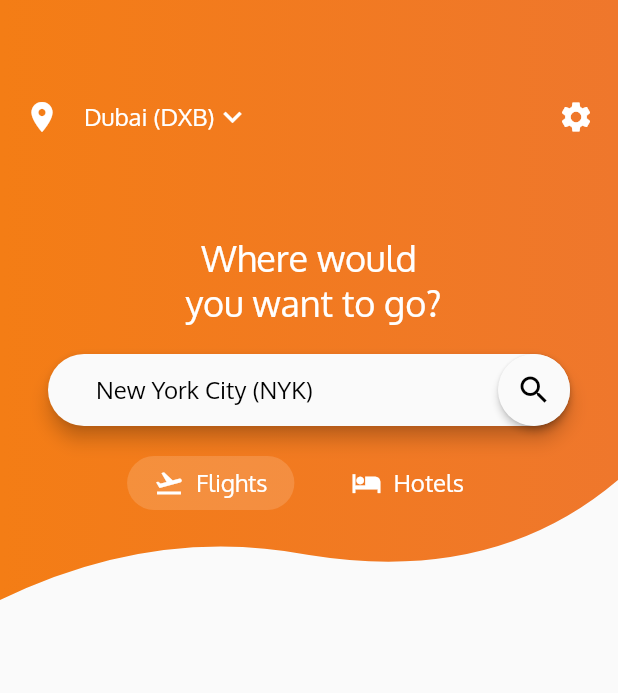
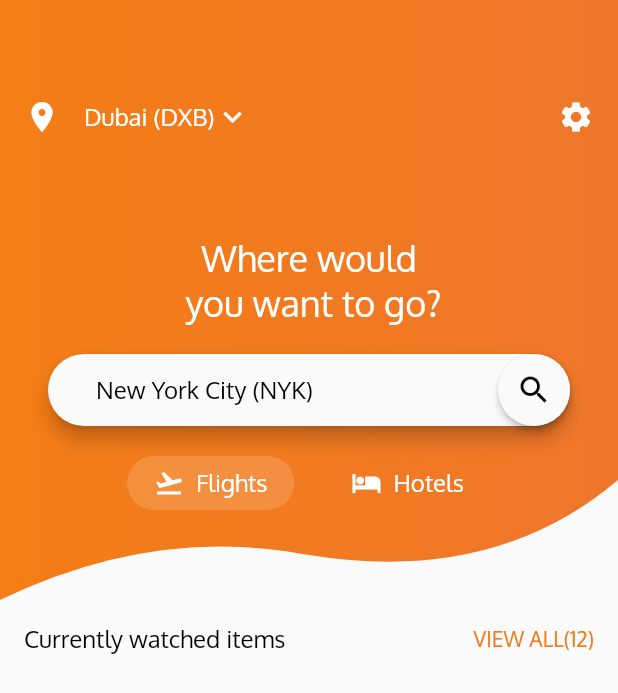
Before and after one commit to abyabrkal/flutter-flights, a Flutter app: the screen it shows after launch, on a phone screen of 412 x 824 dp. Shown: the top 693 px of the screen. Run offline on Flutter 3.47's test engine with Material 2 defaults, Android fonts, the phone set to English and light mode, and no system bars.

Commit message:
Part2 Begins for Header Bottom Part. Heading column completed.

```diff
--- a/lib/main.dart
+++ b/lib/main.dart
@@ -27,12 +27,22 @@ class HomeScreen extends StatelessWidget {
     return Scaffold(
       body: Column(
         children: <Widget>[
-          HomeScreenTopPart()
+          HomeScreenTopPart(),
+          homeScreenBottomPart,
         ],
       ),
     );
   }
 }
+
+
+/* ***************************************************************************
+ *
+ * HEADER TOP PART
+ * We use stateful widgets/classes here since we have states to manage in top part
+ *
+ * ***************************************************************************/
+
 
 class HomeScreenTopPart extends StatefulWidget {
   @override
@@ -180,4 +190,29 @@ class _ChoiceChipState extends State<ChoiceChip> {
       ),
     );
   }
-}
+} // END OF TOP PART
+
+
+/* ***************************************************************************
+ *
+ * HEADER BOTTOM PART BEGINS
+ * We wont use state/class widgets here as there are no state or data updation here.
+ *
+ * ***************************************************************************/
+var viewAllStyle = TextStyle(color: appTheme.primaryColor, fontSize: 14);
+
+var homeScreenBottomPart = Column(
+  children: <Widget>[
+    Padding(
+      padding: const EdgeInsets.all(16.0),
+      child: Row(
+        mainAxisSize: MainAxisSize.max,
+        mainAxisAlignment: MainAxisAlignment.spaceBetween,
+        children: <Widget>[
+          Text("Currently watched items", style: dropDownMenuItemStyle,),
+          Spacer(),
+          Text("VIEW ALL(12)", style: viewAllStyle,),
+        ],),
+    ),
+  ],
+);
```
